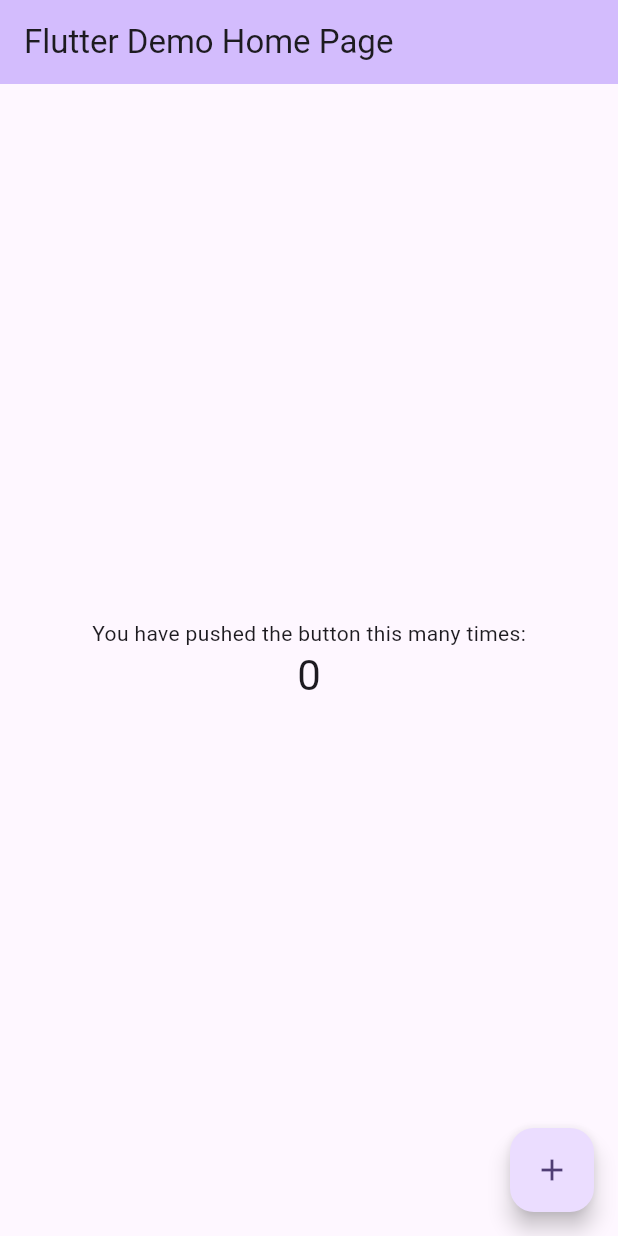
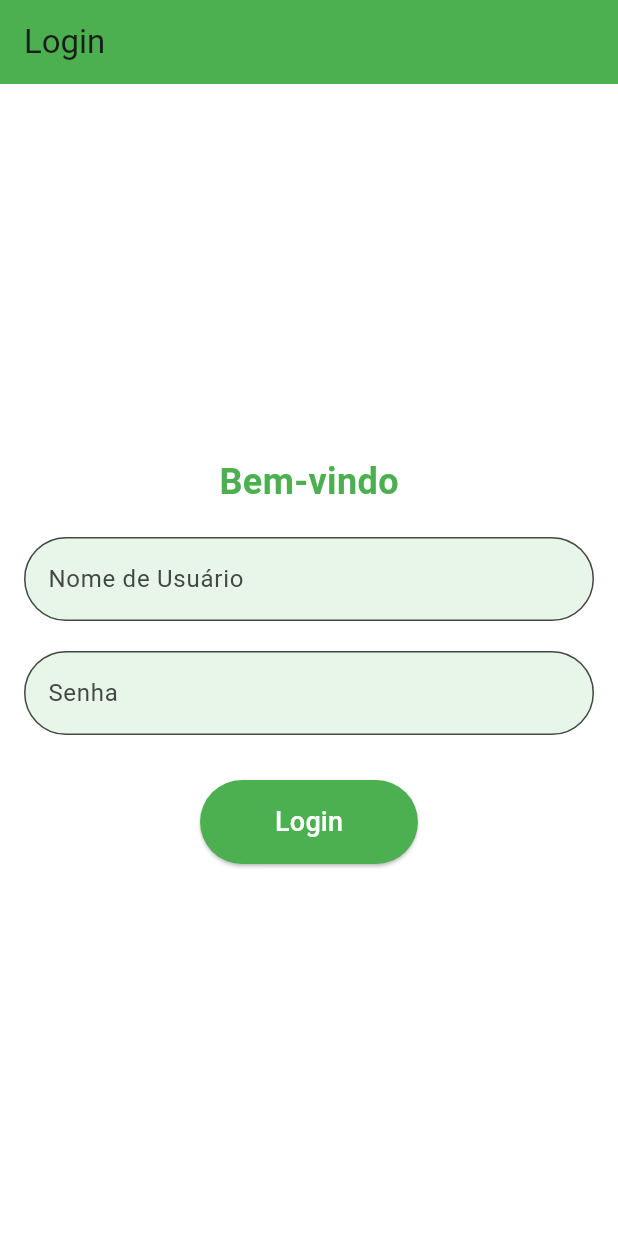
Before and after one commit to Deltacp1/Tela-Login-Flutter, a Flutter app: the screen it shows after launch, on a phone screen of 412 x 824 dp. Run offline on Flutter 3.47's test engine with Material 3 defaults, Android fonts, the phone set to English and light mode, and no system bars.

Commit message:
tela de login

```diff
--- a/lib/main.dart
+++ b/lib/main.dart
@@ -7,119 +7,127 @@ void main() {
 class MyApp extends StatelessWidget {
   const MyApp({super.key});
 
-  // This widget is the root of your application.
   @override
   Widget build(BuildContext context) {
     return MaterialApp(
-      title: 'Flutter Demo',
+      title: 'Login App',
+      debugShowCheckedModeBanner: false,
       theme: ThemeData(
-        // This is the theme of your application.
-        //
-        // TRY THIS: Try running your application with "flutter run". You'll see
-        // the application has a purple toolbar. Then, without quitting the app,
-        // try changing the seedColor in the colorScheme below to Colors.green
-        // and then invoke "hot reload" (save your changes or press the "hot
-        // reload" button in a Flutter-supported IDE, or press "r" if you used
-        // the command line to start the app).
-        //
-        // Notice that the counter didn't reset back to zero; the application
-        // state is not lost during the reload. To reset the state, use hot
-        // restart instead.
-        //
-        // This works for code too, not just values: Most code changes can be
-        // tested with just a hot reload.
-        colorScheme: ColorScheme.fromSeed(seedColor: Colors.deepPurple),
+        colorScheme: ColorScheme.fromSeed(seedColor: Colors.green),
         useMaterial3: true,
       ),
-      home: const MyHomePage(title: 'Flutter Demo Home Page'),
+      home: const LoginPage(),
     );
   }
 }
 
-class MyHomePage extends StatefulWidget {
-  const MyHomePage({super.key, required this.title});
-
-  // This widget is the home page of your application. It is stateful, meaning
-  // that it has a State object (defined below) that contains fields that affect
-  // how it looks.
-
-  // This class is the configuration for the state. It holds the values (in this
-  // case the title) provided by the parent (in this case the App widget) and
-  // used by the build method of the State. Fields in a Widget subclass are
-  // always marked "final".
-
-  final String title;
+class LoginPage extends StatefulWidget {
+  const LoginPage({super.key});
 
   @override
-  State<MyHomePage> createState() => _MyHomePageState();
+  State<LoginPage> createState() => _LoginPageState();
 }
 
-class _MyHomePageState extends State<MyHomePage> {
-  int _counter = 0;
+class _LoginPageState extends State<LoginPage> {
+  final _formKey = GlobalKey<FormState>();
+  final TextEditingController _usernameController = TextEditingController();
+  final TextEditingController _passwordController = TextEditingController();
 
-  void _incrementCounter() {
-    setState(() {
-      // This call to setState tells the Flutter framework that something has
-      // changed in this State, which causes it to rerun the build method below
-      // so that the display can reflect the updated values. If we changed
-      // _counter without calling setState(), then the build method would not be
-      // called again, and so nothing would appear to happen.
-      _counter++;
-    });
+  void _login() {
+    if (_formKey.currentState!.validate()) {
+      // Lógica de login aqui
+      ScaffoldMessenger.of(context).showSnackBar(
+        const SnackBar(content: Text('Login realizado com sucesso!')),
+      );
+    }
   }
 
   @override
   Widget build(BuildContext context) {
-    // This method is rerun every time setState is called, for instance as done
-    // by the _incrementCounter method above.
-    //
-    // The Flutter framework has been optimized to make rerunning build methods
-    // fast, so that you can just rebuild anything that needs updating rather
-    // than having to individually change instances of widgets.
     return Scaffold(
+      backgroundColor: Colors.white,
       appBar: AppBar(
-        // TRY THIS: Try changing the color here to a specific color (to
-        // Colors.amber, perhaps?) and trigger a hot reload to see the AppBar
-        // change color while the other colors stay the same.
-        backgroundColor: Theme.of(context).colorScheme.inversePrimary,
-        // Here we take the value from the MyHomePage object that was created by
-        // the App.build method, and use it to set our appbar title.
-        title: Text(widget.title),
+        title: const Text('Login'),
+        backgroundColor: Colors.green,
       ),
-      body: Center(
-        // Center is a layout widget. It takes a single child and positions it
-        // in the middle of the parent.
+      body: Padding(
+        padding: const EdgeInsets.all(16.0),
+        child: Form(
+          key: _formKey,
           child: Column(
-          // Column is also a layout widget. It takes a list of children and
-          // arranges them vertically. By default, it sizes itself to fit its
-          // children horizontally, and tries to be as tall as its parent.
-          //
-          // Column has various properties to control how it sizes itself and
-          // how it positions its children. Here we use mainAxisAlignment to
-          // center the children vertically; the main axis here is the vertical
-          // axis because Columns are vertical (the cross axis would be
-          // horizontal).
-          //
-          // TRY THIS: Invoke "debug painting" (choose the "Toggle Debug Paint"
-          // action in the IDE, or press "p" in the console), to see the
-          // wireframe for each widget.
             mainAxisAlignment: MainAxisAlignment.center,
             children: <Widget>[
+              // Texto "Bem-vindo"
               const Text(
-              'You have pushed the button this many times:',
+                'Bem-vindo',
+                style: TextStyle(
+                  fontSize: 24,
+                  fontWeight: FontWeight.bold,
+                  color: Colors.green,
                 ),
-            Text(
-              '$_counter',
-              style: Theme.of(context).textTheme.headlineMedium,
+              ),
+              const SizedBox(height: 20),
+
+              // Campo de Nome de Usuário
+              TextFormField(
+                controller: _usernameController,
+                decoration: InputDecoration(
+                  labelText: 'Nome de Usuário',
+                  border: OutlineInputBorder(
+                    borderRadius: BorderRadius.circular(30.0),
+                  ),
+                  filled: true,
+                  fillColor: Colors.green[50],
+                ),
+                validator: (value) {
+                  if (value == null || value.isEmpty) {
+                    return 'Por favor, insira seu nome de usuário';
+                  }
+                  return null;
+                },
+              ),
+              const SizedBox(height: 20),
+
+              // Campo de Senha
+              TextFormField(
+                controller: _passwordController,
+                obscureText: true,
+                decoration: InputDecoration(
+                  labelText: 'Senha',
+                  border: OutlineInputBorder(
+                    borderRadius: BorderRadius.circular(30.0),
+                  ),
+                  filled: true,
+                  fillColor: Colors.green[50],
+                ),
+                validator: (value) {
+                  if (value == null || value.isEmpty) {
+                    return 'Por favor, insira sua senha';
+                  }
+                  return null;
+                },
+              ),
+              const SizedBox(height: 30),
+
+              // Botão de Login
+              ElevatedButton(
+                onPressed: _login,
+                style: ElevatedButton.styleFrom(
+                  backgroundColor: Colors.green,
+                  shape: RoundedRectangleBorder(
+                    borderRadius: BorderRadius.circular(30.0),
+                  ),
+                  padding: const EdgeInsets.symmetric(horizontal: 50, vertical: 15),
+                ),
+                child: const Text(
+                  'Login',
+                  style: TextStyle(color: Colors.white, fontSize: 18),
+                ),
               ),
             ],
           ),
         ),
-      floatingActionButton: FloatingActionButton(
-        onPressed: _incrementCounter,
-        tooltip: 'Increment',
-        child: const Icon(Icons.add),
-      ), // This trailing comma makes auto-formatting nicer for build methods.
+      ),
     );
   }
 }
```
Lines whose indentation alone changed are shown as unchanged.
